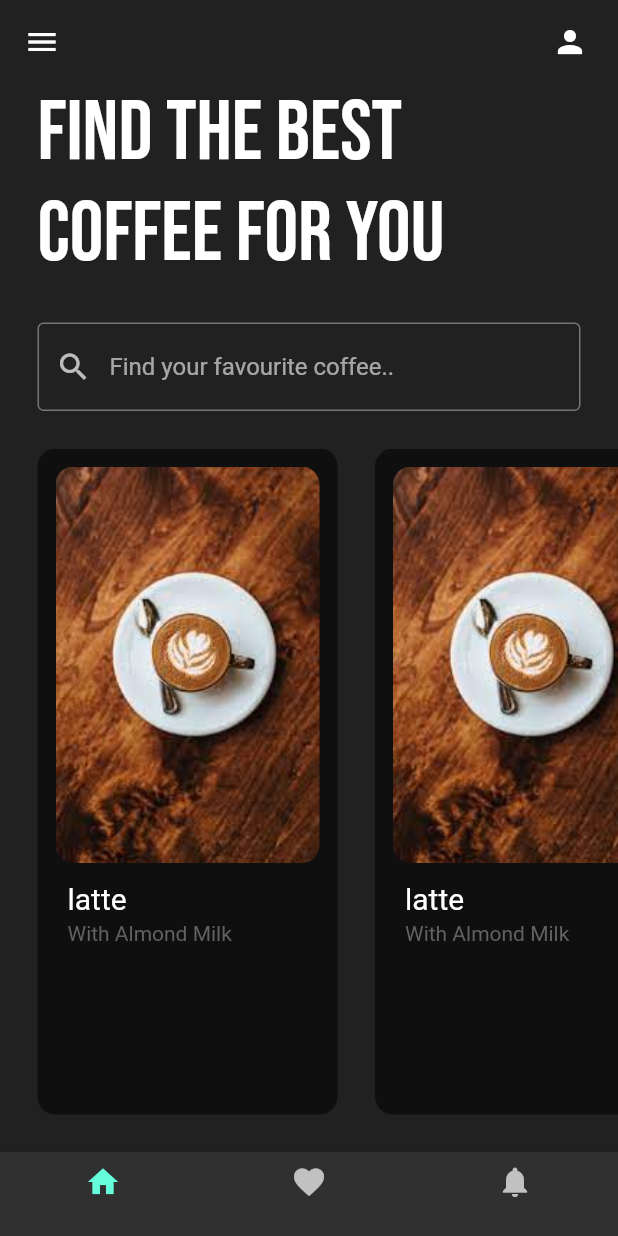
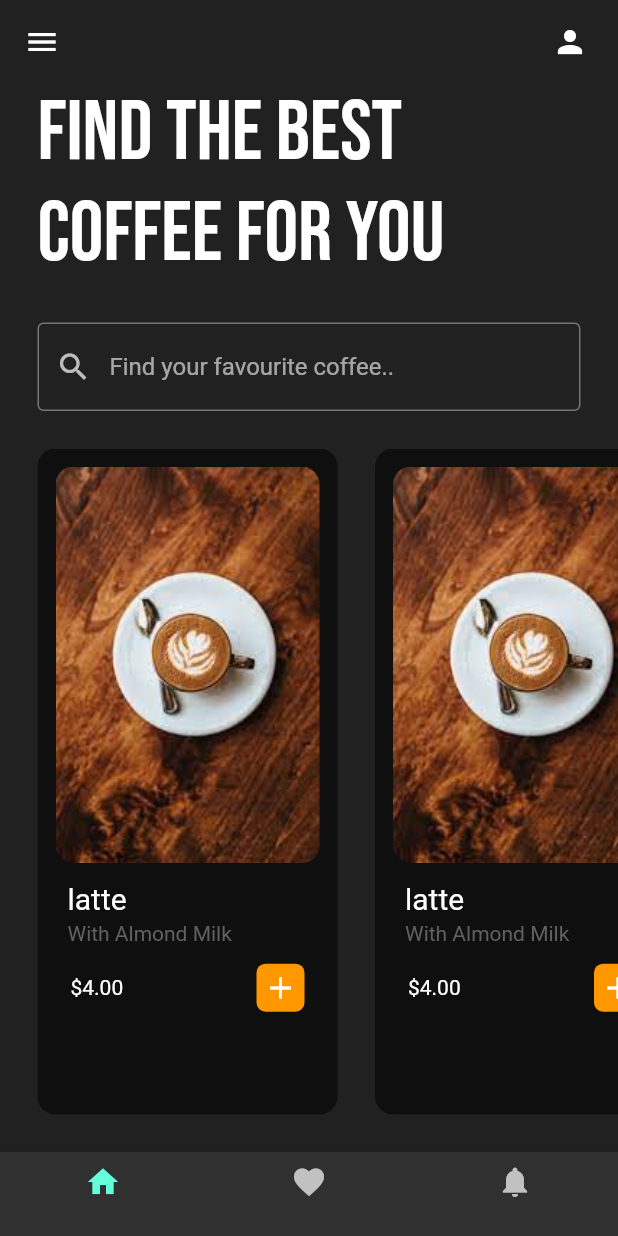
Before and after one commit to shahdat-sajib/coffee-shop-flutter-ui, a Flutter app: the screen it shows after launch, on a phone screen of 412 x 824 dp. Run offline on Flutter 3.47's test engine with Material 2 defaults, Android fonts, the phone set to English and light mode, and no system bars; our stand-ins replace google_fonts.

Commit message:
card pricing added

```diff
--- a/lib/util/coffee_tile.dart
+++ b/lib/util/coffee_tile.dart
@@ -9,7 +9,7 @@ class CoffeeTile extends StatelessWidget {
     return Padding(
       padding: const EdgeInsets.only(left: 25.0, bottom: 25),
       child: Container(
-        padding: EdgeInsets.all(12.0),
+        padding: const EdgeInsets.all(12.0),
         width: 200,
         decoration: BoxDecoration(
           borderRadius: BorderRadius.circular(12),
@@ -40,6 +40,24 @@ class CoffeeTile extends StatelessWidget {
                   ),
                 ],
               ),
+            ),
+
+            // price section
+            Padding(
+              padding: const EdgeInsets.symmetric(horizontal: 10),
+              child: Row(
+                mainAxisAlignment: MainAxisAlignment.spaceBetween,
+                children: [
+                 Text('\$4.00'),
+                  Container(
+                    padding: EdgeInsets.all(4),
+                    decoration: BoxDecoration(color: Colors.orange,
+                    borderRadius: BorderRadius.circular(6)),
+
+                    child: const Icon(Icons.add),
+                    ),
+                ],
+              ),
             )
 
 
```
